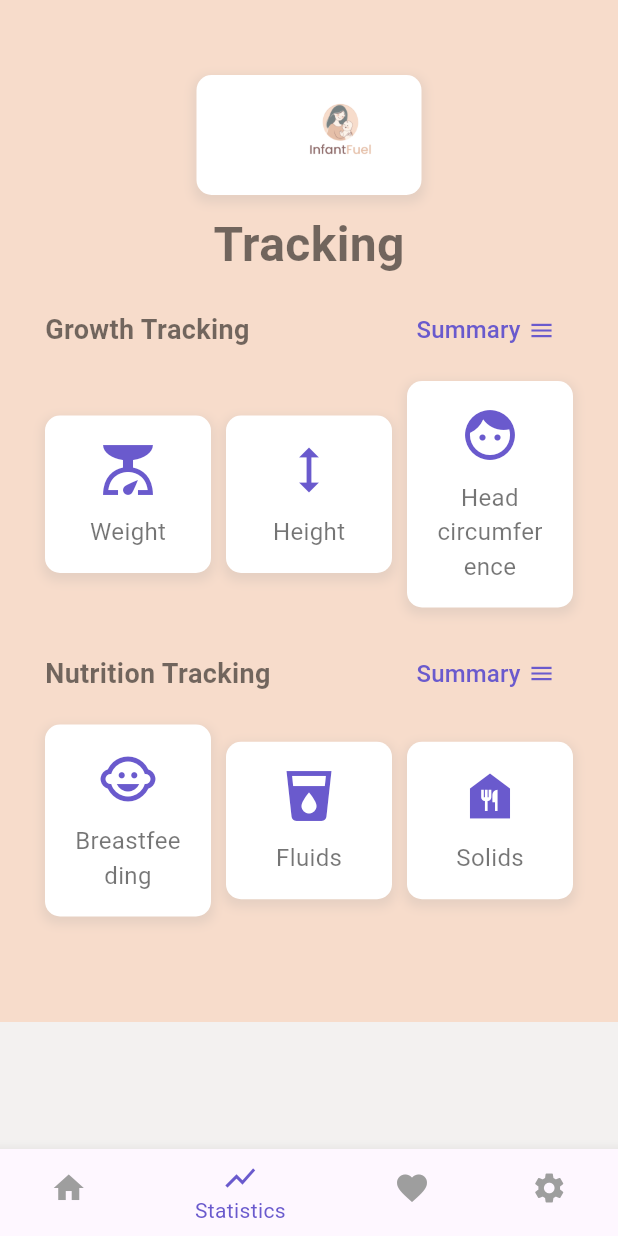
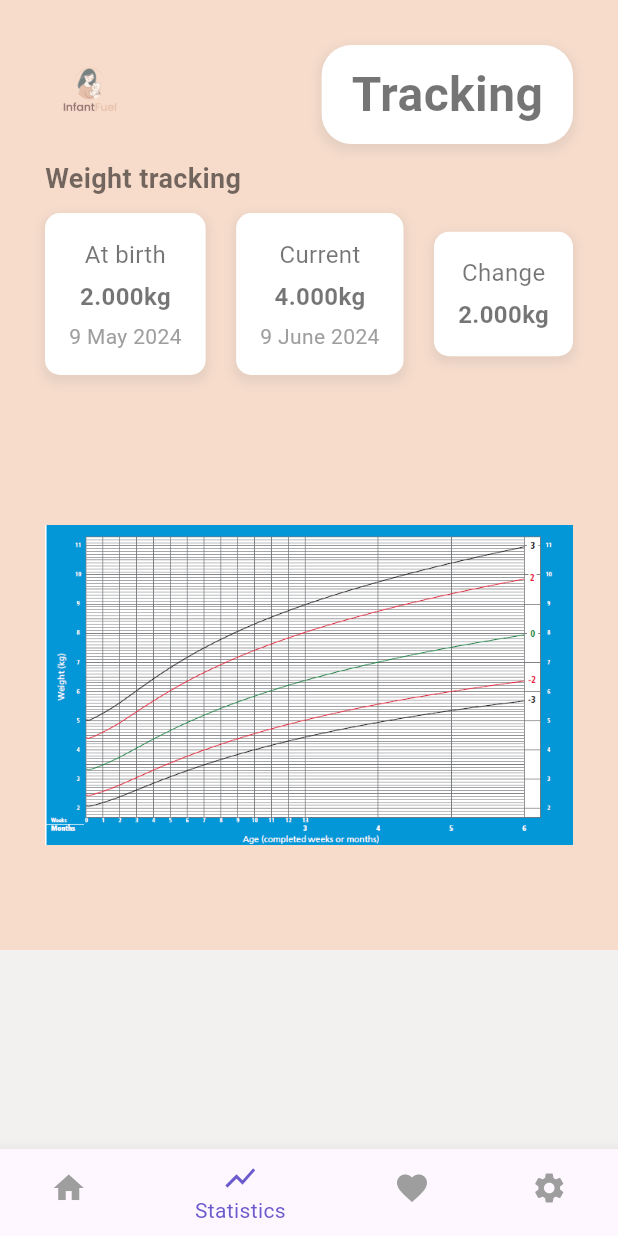
Before and after one commit to BanulaJayaweera/InfantFuel_app, a Flutter app: the DashboardScreen screen opened directly, item 2 of the bottom bar chosen, after a tap on "Weight", on a phone screen of 412 x 824 dp. Run offline on Flutter 3.47's test engine with Material 3 defaults, Android fonts, the phone set to English and light mode, and no system bars.

Commit message:
weight tracking ok

```diff
--- a/lib/pages/dashboard_screen.dart
+++ b/lib/pages/dashboard_screen.dart
@@ -97,7 +97,7 @@ class _DashboardScreenState extends State<DashboardScreen> {
                       ),
                     ),
                   ),
-                  const SizedBox(height: 20),
+
                   // Recent Activity Section
                   Padding(
                     padding: const EdgeInsets.symmetric(horizontal: 30.0),
--- a/lib/pages/tracking_screen.dart
+++ b/lib/pages/tracking_screen.dart
@@ -1,11 +1,15 @@
 import 'package:flutter/material.dart';
+import 'weight_tracking_screen.dart';
 
 class TrackingScreen extends StatelessWidget {
   const TrackingScreen({super.key});
 
   // Placeholder functions for button clicks
-  void _onWeightTapped() {
-    print('Navigate to Weight Tracking Screen (to be implemented)');
+  void _onWeightTapped(BuildContext context) {
+    Navigator.push(
+      context,
+      MaterialPageRoute(builder: (context) => const WeightTrackingScreen()),
+    );
   }
 
   void _onHeightTapped() {
@@ -63,12 +67,12 @@ class TrackingScreen extends StatelessWidget {
                 children: [
                   // Logo
                   Padding(
-                    padding: const EdgeInsets.only(top: 50.0),
+                    padding: const EdgeInsets.fromLTRB(0, 50.0, 300.0, 8.0),
                     child: Column(
                       children: [
                         Container(
-                          width: 150,
-                          height: 80,
+                          width: 200,
+                          height: 100,
                           decoration: BoxDecoration(
                             color: Colors.white,
                             borderRadius: BorderRadius.circular(10),
@@ -83,7 +87,7 @@ class TrackingScreen extends StatelessWidget {
                           ),
                           child: Padding(
                             padding: const EdgeInsets.fromLTRB(
-                              50.0,
+                              10.0,
                               8.0,
                               8.0,
                               8.0,
@@ -94,7 +98,7 @@ class TrackingScreen extends StatelessWidget {
                               errorBuilder: (context, error, stackTrace) {
                                 return const Icon(
                                   Icons.error,
-                                  size: 150,
+                                  size: 200,
                                   color: Colors.red,
                                 );
                               },
@@ -105,11 +109,24 @@ class TrackingScreen extends StatelessWidget {
                     ),
                   ),
                   // Title
-                  const Padding(
-                    padding: EdgeInsets.symmetric(
-                      horizontal: 30.0,
-                      vertical: 10.0,
+                  Padding(
+                    padding: const EdgeInsets.fromLTRB(230, 0.0, 10.0, 8.0),
+                    child: Container(
+                      padding: const EdgeInsets.all(16.0),
+                      decoration: BoxDecoration(
+                        color: Colors.white,
+                        borderRadius: BorderRadius.circular(10),
+                        boxShadow: [
+                          BoxShadow(
+                            color: Colors.grey.withAlpha(51),
+                            spreadRadius: 2,
+                            blurRadius: 5,
+                            offset: const Offset(0, 3),
                           ),
+                        ],
+                      ),
+                      child: const Align(
+                        alignment: Alignment.centerLeft,
                         child: Text(
                           "Tracking",
                           style: TextStyle(
@@ -118,6 +135,9 @@ class TrackingScreen extends StatelessWidget {
                           ),
                         ),
                       ),
+                    ),
+                  ),
+                  const SizedBox(height: 50),
                   // Growth Tracking Section
                   Padding(
                     padding: const EdgeInsets.symmetric(horizontal: 30.0),
@@ -158,7 +178,7 @@ class TrackingScreen extends StatelessWidget {
                             // Weight Button
                             Expanded(
                               child: GestureDetector(
-                                onTap: _onWeightTapped,
+                                onTap: () => _onWeightTapped(context),
                                 child: Container(
                                   padding: const EdgeInsets.all(16.0),
                                   decoration: BoxDecoration(
@@ -443,6 +463,7 @@ class TrackingScreen extends StatelessWidget {
             label: 'Settings',
           ),
         ],
+        type: BottomNavigationBarType.fixed,
         currentIndex: 1, // Statistics tab is active
         selectedItemColor: const Color(0xFF6A5ACD),
         unselectedItemColor: Colors.grey,
@@ -450,9 +471,9 @@ class TrackingScreen extends StatelessWidget {
           if (index == 0) {
             Navigator.pop(context); // Go back to DashboardScreen
           } else if (index == 2) {
-            print('Navigate to Favorites Screen (to be implemented)');
+            debugPrint('Navigate to Favorites Screen (to be implemented)');
           } else if (index == 3) {
-            print('Navigate to Settings Screen (to be implemented)');
+            debugPrint('Navigate to Settings Screen (to be implemented)');
           }
         },
       ),
--- /dev/null
+++ b/lib/pages/weight_tracking_screen.dart
@@ -0,0 +1,269 @@
+import 'package:flutter/material.dart';
+
+class WeightTrackingScreen extends StatelessWidget {
+  const WeightTrackingScreen({super.key});
+
+  @override
+  Widget build(BuildContext context) {
+    return Scaffold(
+      body: SafeArea(
+        child: Stack(
+          children: [
+            // Curved background shape (matching TrackingScreen)
+            Positioned(
+              top: 0,
+              left: 0,
+              right: 0,
+              child: Container(
+                height: 1500,
+                width: 500,
+                decoration: const BoxDecoration(
+                  color: Color.fromARGB(255, 247, 220, 203),
+                  borderRadius: BorderRadius.only(),
+                ),
+              ),
+            ),
+            // Main content
+            SingleChildScrollView(
+              child: Column(
+                mainAxisAlignment: MainAxisAlignment.center,
+                children: [
+                  // Logo and Title
+                  Padding(
+                    padding: const EdgeInsets.only(
+                      top: 30.0,
+                      left: 30.0,
+                      right: 30.0,
+                    ),
+                    child: Row(
+                      mainAxisAlignment: MainAxisAlignment.spaceBetween,
+                      children: [
+                        Image.asset(
+                          'images/logo.png',
+                          width: 60,
+                          height: 60,
+                          fit: BoxFit.contain,
+                          errorBuilder: (context, error, stackTrace) {
+                            return const Icon(
+                              Icons.error,
+                              size: 60,
+                              color: Colors.red,
+                            );
+                          },
+                        ),
+                        Container(
+                          padding: const EdgeInsets.symmetric(
+                            horizontal: 20.0,
+                            vertical: 10.0,
+                          ),
+                          decoration: BoxDecoration(
+                            color: Colors.white,
+                            borderRadius: BorderRadius.circular(20),
+                            boxShadow: [
+                              BoxShadow(
+                                color: Colors.grey.withAlpha(51),
+                                spreadRadius: 2,
+                                blurRadius: 5,
+                                offset: const Offset(0, 3),
+                              ),
+                            ],
+                          ),
+                          child: const Text(
+                            "Tracking",
+                            style: TextStyle(
+                              fontSize: 32,
+                              fontWeight: FontWeight.bold,
+                            ),
+                          ),
+                        ),
+                      ],
+                    ),
+                  ),
+                  // Subtitle
+                  const Padding(
+                    padding: EdgeInsets.symmetric(
+                      horizontal: 30.0,
+                      vertical: 10.0,
+                    ),
+                    child: Align(
+                      alignment: Alignment.centerLeft,
+                      child: Text(
+                        "Weight tracking",
+                        style: TextStyle(
+                          fontSize: 18,
+                          fontWeight: FontWeight.bold,
+                        ),
+                      ),
+                    ),
+                  ),
+                  // Weight Details Section
+                  Padding(
+                    padding: const EdgeInsets.symmetric(horizontal: 30.0),
+                    child: Row(
+                      mainAxisAlignment: MainAxisAlignment.spaceBetween,
+                      children: [
+                        // At Birth
+                        Container(
+                          padding: const EdgeInsets.all(16.0),
+                          decoration: BoxDecoration(
+                            color: Colors.white,
+                            borderRadius: BorderRadius.circular(10),
+                            boxShadow: [
+                              BoxShadow(
+                                color: Colors.grey.withAlpha(51),
+                                spreadRadius: 2,
+                                blurRadius: 5,
+                                offset: const Offset(0, 3),
+                              ),
+                            ],
+                          ),
+                          child: const Column(
+                            children: [
+                              Text("At birth", style: TextStyle(fontSize: 16)),
+                              SizedBox(height: 5),
+                              Text(
+                                "2.000kg",
+                                style: TextStyle(
+                                  fontSize: 16,
+                                  fontWeight: FontWeight.bold,
+                                ),
+                              ),
+                              SizedBox(height: 5),
+                              Text(
+                                "9 May 2024",
+                                style: TextStyle(
+                                  fontSize: 14,
+                                  color: Colors.grey,
+                                ),
+                              ),
+                            ],
+                          ),
+                        ),
+                        // Current
+                        Container(
+                          padding: const EdgeInsets.all(16.0),
+                          decoration: BoxDecoration(
+                            color: Colors.white,
+                            borderRadius: BorderRadius.circular(10),
+                            boxShadow: [
+                              BoxShadow(
+                                color: Colors.grey.withAlpha(51),
+                                spreadRadius: 2,
+                                blurRadius: 5,
+                                offset: const Offset(0, 3),
+                              ),
+                            ],
+                          ),
+                          child: const Column(
+                            children: [
+                              Text("Current", style: TextStyle(fontSize: 16)),
+                              SizedBox(height: 5),
+                              Text(
+                                "4.000kg",
+                                style: TextStyle(
+                                  fontSize: 16,
+                                  fontWeight: FontWeight.bold,
+                                ),
+                              ),
+                              SizedBox(height: 5),
+                              Text(
+                                "9 June 2024",
+                                style: TextStyle(
+                                  fontSize: 14,
+                                  color: Colors.grey,
+                                ),
+                              ),
+                            ],
+                          ),
+                        ),
+                        // Change
+                        Container(
+                          padding: const EdgeInsets.all(16.0),
+                          decoration: BoxDecoration(
+                            color: Colors.white,
+                            borderRadius: BorderRadius.circular(10),
+                            boxShadow: [
+                              BoxShadow(
+                                color: Colors.grey.withAlpha(51),
+                                spreadRadius: 2,
+                                blurRadius: 5,
+                                offset: const Offset(0, 3),
+                              ),
+                            ],
+                          ),
+                          child: const Column(
+                            children: [
+                              Text("Change", style: TextStyle(fontSize: 16)),
+                              SizedBox(height: 5),
+                              Text(
+                                "2.000kg",
+                                style: TextStyle(
+                                  fontSize: 16,
+                                  fontWeight: FontWeight.bold,
+                                ),
+                              ),
+                            ],
+                          ),
+                        ),
+                      ],
+                    ),
+                  ),
+                  const SizedBox(height: 100),
+                  // Graph Image
+                  Padding(
+                    padding: const EdgeInsets.symmetric(horizontal: 30.0),
+                    child: Image.asset(
+                      'images/weight_graph.png',
+                      fit: BoxFit.contain,
+                      errorBuilder: (context, error, stackTrace) {
+                        return const Icon(
+                          Icons.error,
+                          size: 100,
+                          color: Colors.red,
+                        );
+                      },
+                    ),
+                  ),
+                  const SizedBox(height: 70),
+                ],
+              ),
+            ),
+          ],
+        ),
+      ),
+      // Bottom Navigation Bar
+      bottomNavigationBar: BottomNavigationBar(
+        items: const <BottomNavigationBarItem>[
+          BottomNavigationBarItem(icon: Icon(Icons.home), label: 'Home'),
+          BottomNavigationBarItem(
+            icon: Icon(Icons.show_chart),
+            label: 'Statistics',
+          ),
+          BottomNavigationBarItem(
+            icon: Icon(Icons.favorite),
+            label: 'Favorites',
+          ),
+          BottomNavigationBarItem(
+            icon: Icon(Icons.settings),
+            label: 'Settings',
+          ),
+        ],
+        currentIndex: 1, // Statistics tab is active
+        selectedItemColor: const Color(0xFF6A5ACD),
+        unselectedItemColor: Colors.grey,
+        onTap: (index) {
+          if (index == 0) {
+            Navigator.popUntil(
+              context,
+              (route) => route.settings.name == 'DashboardScreen',
+            );
+          } else if (index == 2) {
+            print('Navigate to Favorites Screen (to be implemented)');
+          } else if (index == 3) {
+            print('Navigate to Settings Screen (to be implemented)');
+          }
+        },
+      ),
+    );
+  }
+}
--- a/pubspec.yaml
+++ b/pubspec.yaml
@@ -61,6 +61,7 @@ flutter:
   assets:
     - images/logo.png
     - images/dashboard.png
+    - images/weight_graph.png
 
 
   # An image asset can refer to one or more resolution-specific "variants", see
```
Also changed, not shown: images/weight_graph.png (added). Lines whose indentation alone changed are shown as unchanged.
